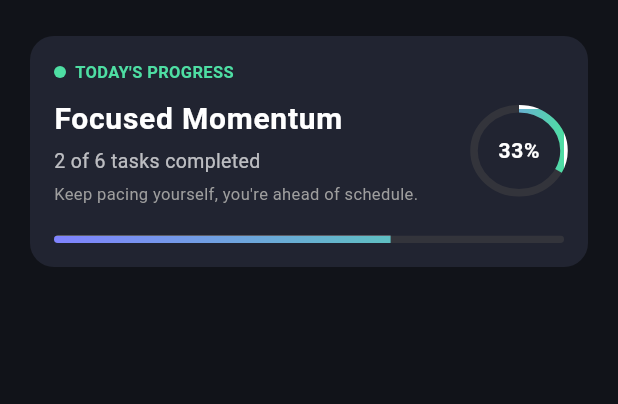
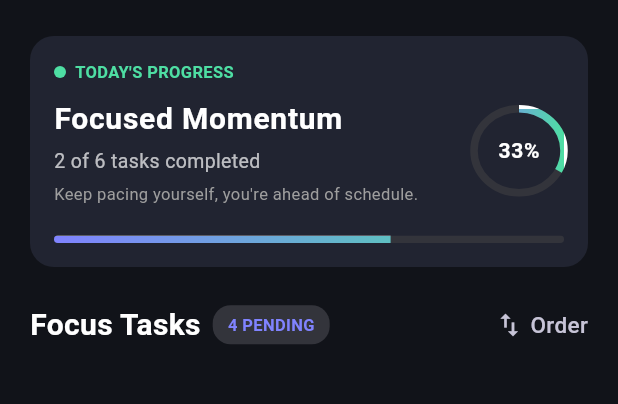
Before and after one commit to saadsaifdev/daily_focus_app, a Flutter app: the screen it shows after launch, on a phone screen of 412 x 824 dp, the part 69-473 px from its top. Run offline on Flutter 3.47's test engine with Material 3 defaults, Android fonts, the phone set to English and light mode, and no system bars.

Commit message:
feat: implement FocusTasksHeader widget

```diff
--- /dev/null
+++ b/lib/widgets/focus_tasks_header.dart
@@ -0,0 +1,53 @@
+import 'package:daily_focus_app/constants.dart';
+import 'package:flutter/material.dart';
+
+class FocusTasksHeader extends StatelessWidget {
+  const FocusTasksHeader({super.key});
+
+  @override
+  Widget build(BuildContext context) {
+    return Row(
+      children: [
+        const Text(
+          "Focus Tasks",
+          style: TextStyle(
+            color: Colors.white,
+            fontSize: 20,
+            fontWeight: FontWeight.bold,
+          ),
+        ),
+        const SizedBox(width: 8),
+        Container(
+          padding: const EdgeInsets.symmetric(horizontal: 10, vertical: 5),
+          decoration: BoxDecoration(
+            color: kSurfaceHighestColor,
+            borderRadius: BorderRadius.circular(12),
+          ),
+          child: const Text(
+            "4 PENDING",
+            style: TextStyle(
+              color: kPrimaryContainer,
+              fontSize: 11,
+              fontWeight: FontWeight.bold,
+            ),
+          ),
+        ),
+        const Spacer(),
+        Row(
+          children: const [
+            Icon(Icons.swap_vert, color: kOnSurfaceVariant, size: 20),
+            SizedBox(width: 4),
+            Text(
+              "Order",
+              style: TextStyle(
+                color: kOnSurfaceVariant,
+                fontSize: 15,
+                fontWeight: FontWeight.w500,
+              ),
+            ),
+          ],
+        ),
+      ],
+    );
+  }
+}
--- a/lib/widgets/tasks_view_body.dart
+++ b/lib/widgets/tasks_view_body.dart
@@ -1,5 +1,6 @@
 import 'package:daily_focus_app/constants.dart';
 import 'package:daily_focus_app/widgets/custom_app_bar.dart';
+import 'package:daily_focus_app/widgets/focus_tasks_header.dart';
 import 'package:daily_focus_app/widgets/progress_card.dart';
 import 'package:flutter/material.dart';
 
@@ -16,6 +17,8 @@ class TasksViewBody extends StatelessWidget {
             CustomAppBar(title: "Daily Focus", searchIcon: (Icons.search)),
             SizedBox(height: 24),
             ProgressCard(),
+            SizedBox(height: 24),
+            FocusTasksHeader()
           ],
         ),
       ),
```
Also changed, not shown: lib/main.dart (line endings or trailing spaces), lib/widgets/progress_card.dart (line endings or trailing spaces).
